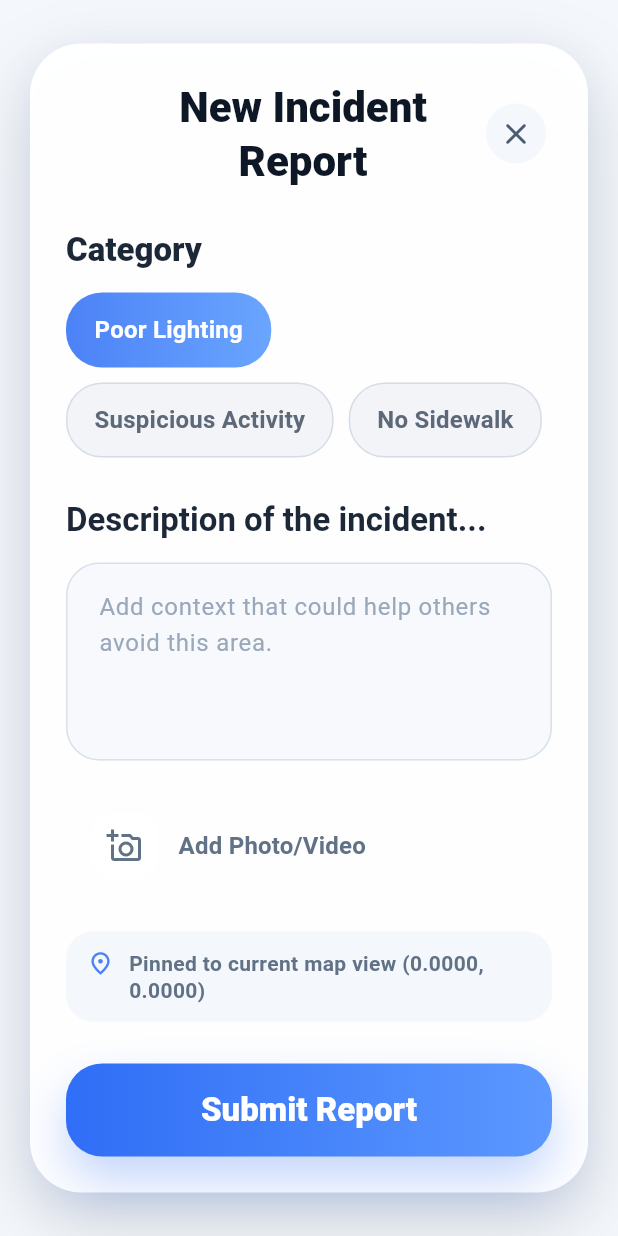
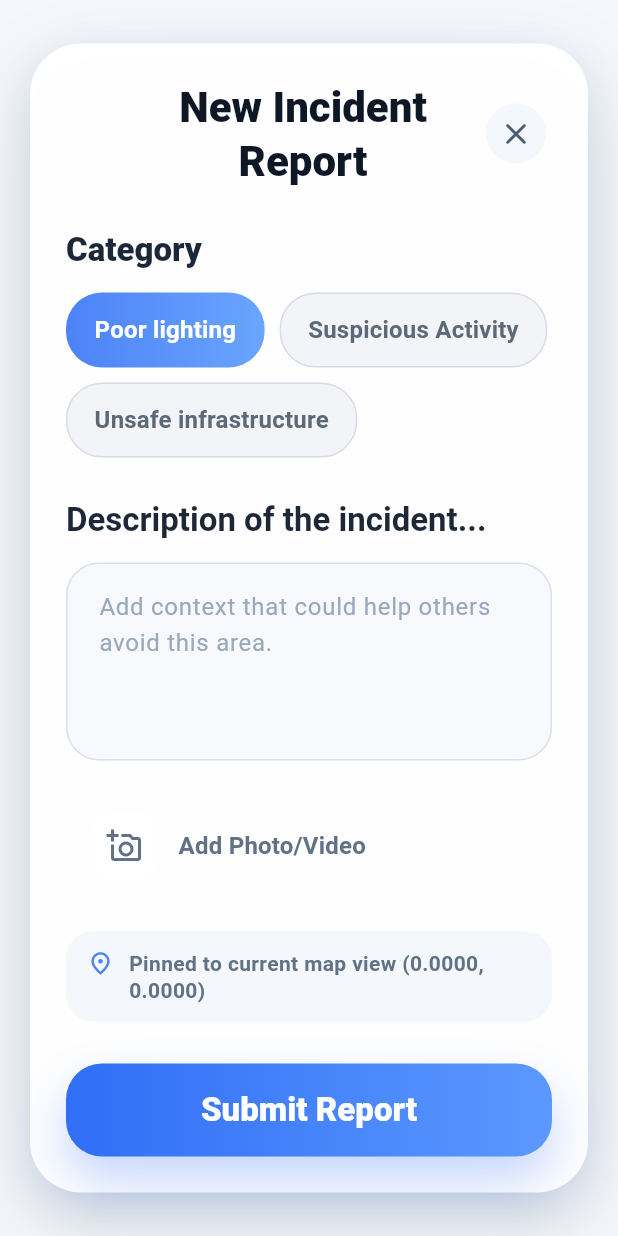
Before and after one commit to TheGoodDevil00/cdxwalksafe, a Flutter app: the IncidentModal widget shown alone on an empty page, opened directly with empty values, on a phone screen of 412 x 824 dp. Run offline on Flutter 3.47's test engine with Material 3 defaults, Android fonts, the phone set to English and light mode, and no system bars; our stand-ins replace flutter_map, geolocator, latlong2, shared_preferences, supabase_flutter; accounts and stored records are empty.

Commit message:
fix: align incident category values with backend weighting keys

```diff
--- a/mobile/lib/widgets/incident_modal.dart
+++ b/mobile/lib/widgets/incident_modal.dart
@@ -17,17 +17,23 @@ class IncidentModal extends StatefulWidget {
 }
 
 class _IncidentModalState extends State<IncidentModal> {
-  static const List<String> _incidentTypes = <String>[
-    'Poor Lighting',
-    'Suspicious Activity',
-    'No Sidewalk',
+  static const List<_IncidentCategory> _incidentTypes = <_IncidentCategory>[
+    _IncidentCategory(label: 'Poor lighting', value: 'Poor lighting'),
+    _IncidentCategory(
+      label: 'Suspicious Activity',
+      value: 'Suspicious Activity',
+    ),
+    _IncidentCategory(
+      label: 'Unsafe infrastructure',
+      value: 'Unsafe infrastructure',
+    ),
   ];
 
   final IncidentStorageService _storageService = IncidentStorageService();
   final ReportingApiService _reportingApiService = ReportingApiService();
   final TextEditingController _descriptionController = TextEditingController();
 
-  String _selectedIncidentType = _incidentTypes.first;
+  String _selectedIncidentType = _incidentTypes.first.value;
   bool _submitting = false;
 
   @override
@@ -81,8 +87,8 @@ class _IncidentModalState extends State<IncidentModal> {
       SnackBar(
         content: Text(
           remoteResponse == null
-              ? 'Saved locally. Backend unavailable, but the report will still affect offline safety scoring.'
-              : 'Incident report submitted and synced to the backend.',
+              ? 'Saved locally. It will influence safety scores once successfully submitted and reviewed.'
+              : 'Report submitted. It will influence safety scores once reviewed.',
         ),
       ),
     );
@@ -180,15 +186,15 @@ class _IncidentModalState extends State<IncidentModal> {
                         spacing: 10,
                         runSpacing: 10,
                         children: _incidentTypes
-                            .map((String type) {
+                            .map((_IncidentCategory type) {
                               final bool isSelected =
-                                  type == _selectedIncidentType;
+                                  type.value == _selectedIncidentType;
                               return _CategoryPill(
-                                label: type,
+                                label: type.label,
                                 isSelected: isSelected,
                                 onTap: () {
                                   setState(() {
-                                    _selectedIncidentType = type;
+                                    _selectedIncidentType = type.value;
                                   });
                                 },
                               );
@@ -384,3 +390,10 @@ class _CategoryPill extends StatelessWidget {
     );
   }
 }
+
+class _IncidentCategory {
+  const _IncidentCategory({required this.label, required this.value});
+
+  final String label;
+  final String value;
+}
```
